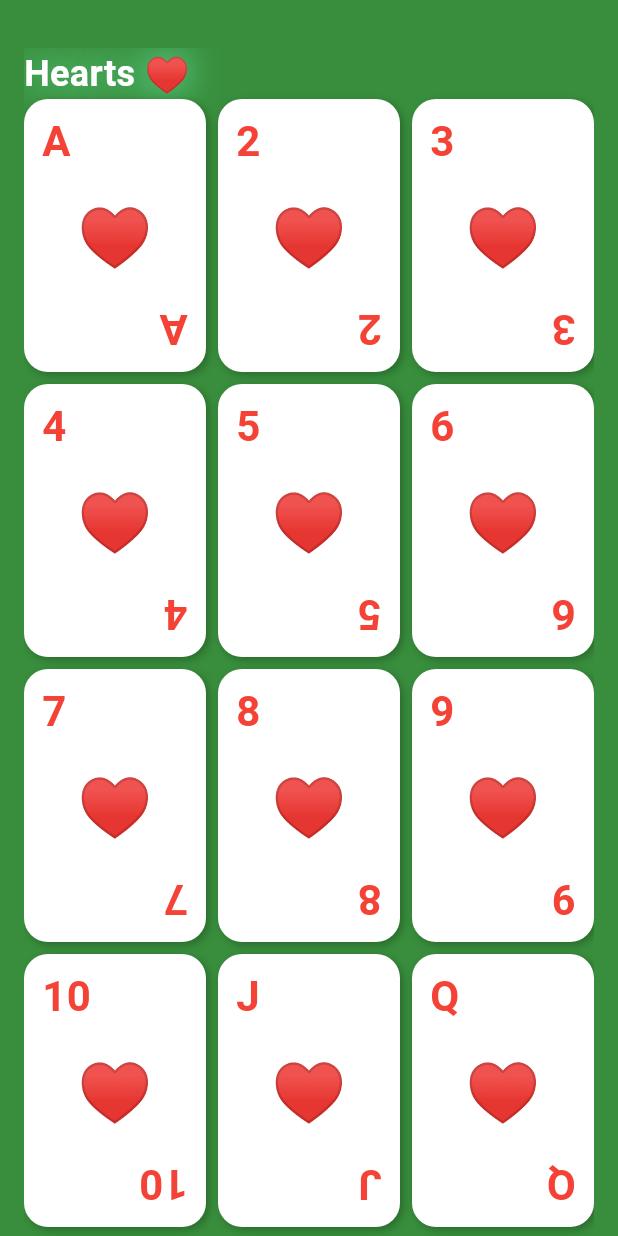
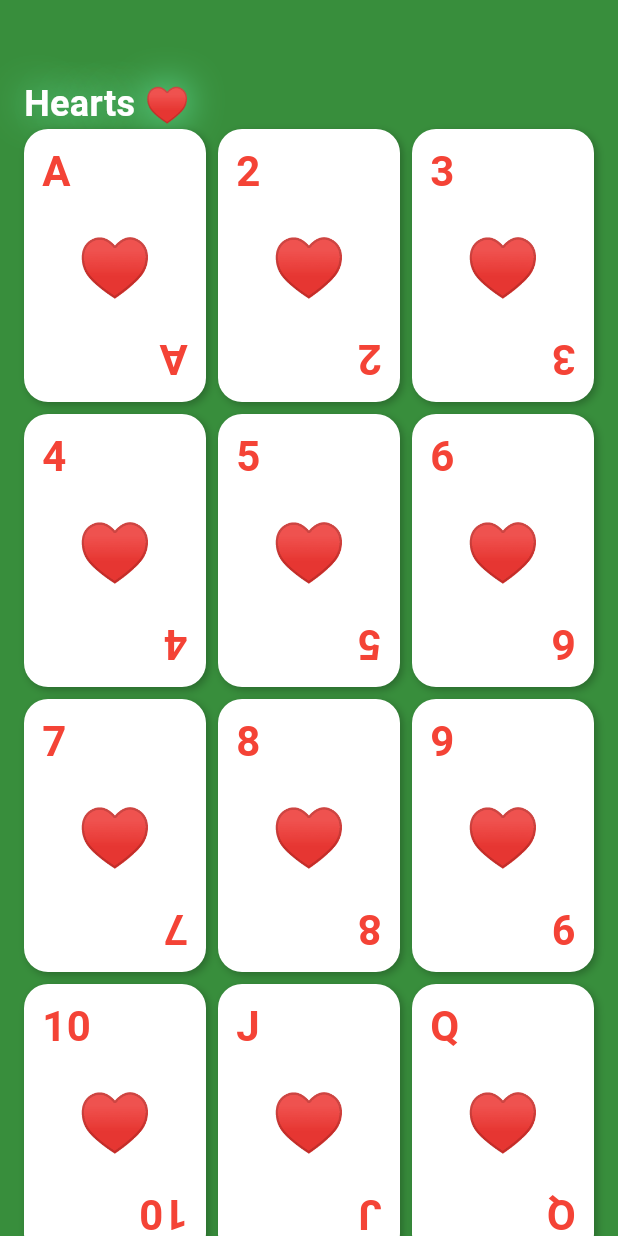
Before and after one commit to zifrz/playing-cards-flutter-app, a Flutter app: the screen it shows after launch, on a phone screen of 412 x 824 dp. Run offline on Flutter 3.47's test engine with Material 3 defaults, Android fonts, the phone set to English and light mode, and no system bars.

Commit message:
refactored home_sreen layout code

```diff
--- a/lib/pages/home_screen.dart
+++ b/lib/pages/home_screen.dart
@@ -10,12 +10,13 @@ class HomeScreen extends StatelessWidget {
   Widget build(BuildContext context) {
     return Scaffold(
       backgroundColor: Colors.green[700],
-      body: Padding(
-        padding: const EdgeInsets.only(left: 16.0, right: 16.0, top: 32.0),
-        child: SingleChildScrollView(
+      body: SingleChildScrollView(
+        child: Padding(
+          padding: const EdgeInsets.symmetric(horizontal: 16.0, vertical: 32.0),
           child: Column(
             crossAxisAlignment: CrossAxisAlignment.start,
             children: [
+              const SizedBox(height: 20),
               _buildSuitSection(
                   'Hearts ${CardSuit.hearts.symbol}', CardSuit.hearts),
               const SizedBox(height: 40),
```
Also changed, not shown: pubspec.lock.
